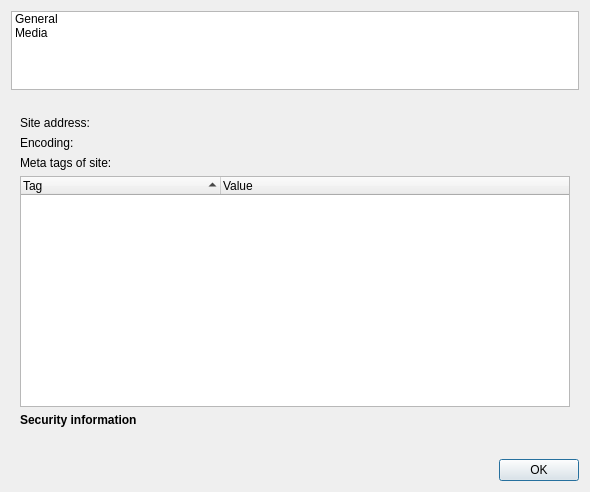
This is src/lib/other/siteinfo.ui in tenrok/kclient3 as Qt 5 draws it before an edit. The edited form follows.
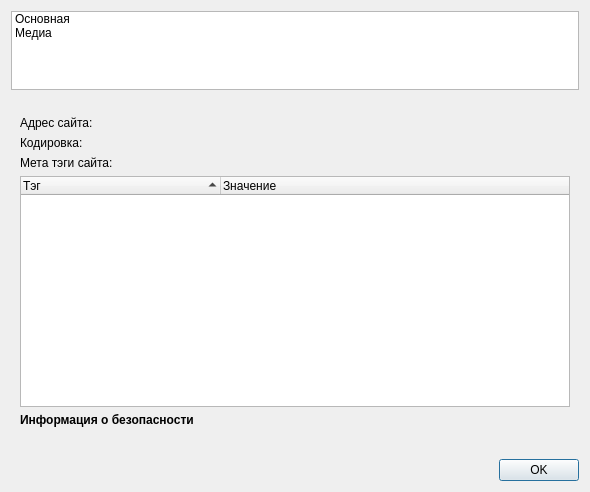
This is the edited form. Custom widgets are drawn as their Qt base class.

Diff of the .ui file:
```diff
--- a/src/lib/other/siteinfo.ui
+++ b/src/lib/other/siteinfo.ui
@@ -44,12 +44,12 @@
     <widget class="HorizontalListWidget" name="listWidget">
      <item>
       <property name="text">
-       <string>General</string>
+       <string>Основная</string>
       </property>
      </item>
      <item>
       <property name="text">
-       <string>Media</string>
+       <string>Медиа</string>
       </property>
      </item>
     </widget>
@@ -81,7 +81,7 @@
             </sizepolicy>
            </property>
            <property name="text">
-            <string>Site address:</string>
+            <string>Адрес сайта:</string>
            </property>
           </widget>
          </item>
@@ -110,7 +110,7 @@
          <item row="1" column="0">
           <widget class="QLabel" name="label_6">
            <property name="text">
-            <string>Encoding:</string>
+            <string>Кодировка:</string>
            </property>
           </widget>
          </item>
@@ -129,7 +129,7 @@
        <item row="1" column="0" colspan="4">
         <widget class="QLabel" name="label_9">
          <property name="text">
-          <string>Meta tags of site:</string>
+          <string>Мета тэги сайта:</string>
          </property>
         </widget>
        </item>
@@ -143,12 +143,12 @@
          </attribute>
          <column>
           <property name="text">
-           <string>Tag</string>
+           <string>Тэг</string>
           </property>
          </column>
          <column>
           <property name="text">
-           <string>Value</string>
+           <string>Значение</string>
           </property>
          </column>
         </widget>
@@ -162,7 +162,7 @@
           </sizepolicy>
          </property>
          <property name="text">
-          <string>&lt;b&gt;Security information&lt;/b&gt;</string>
+          <string>&lt;b&gt;Информация о безопасности&lt;/b&gt;</string>
          </property>
         </widget>
        </item>
```
Left out of the diff: 8 changed lines with no effect on the pictures.
